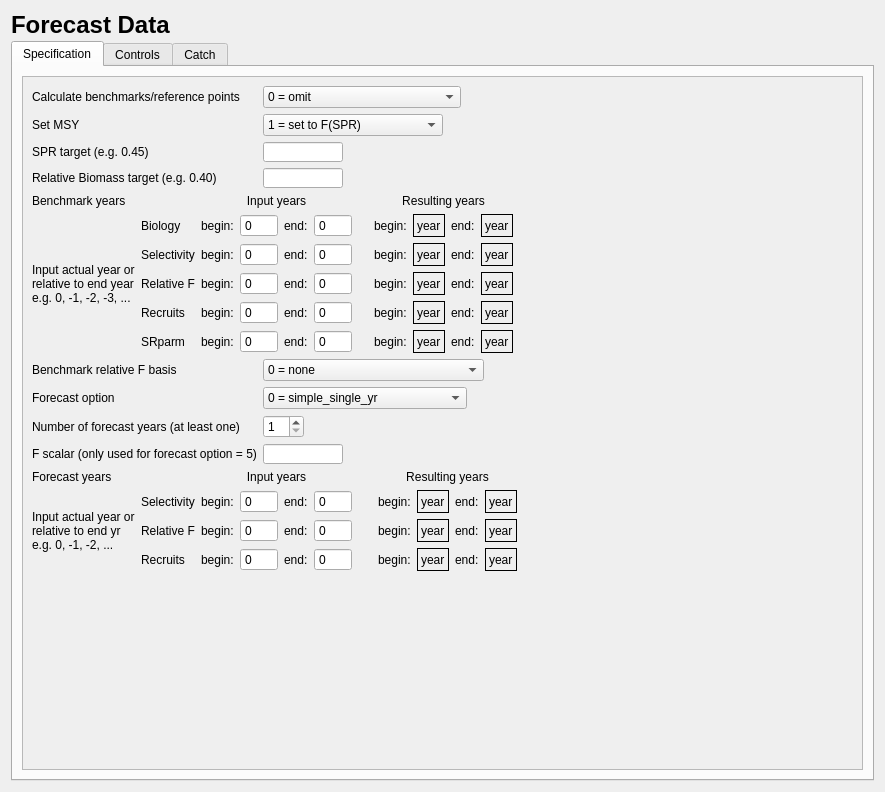
Above: src/forecast_widget.ui from nmfs-ost/ss3-ssi before the change. Below: the same form after it.
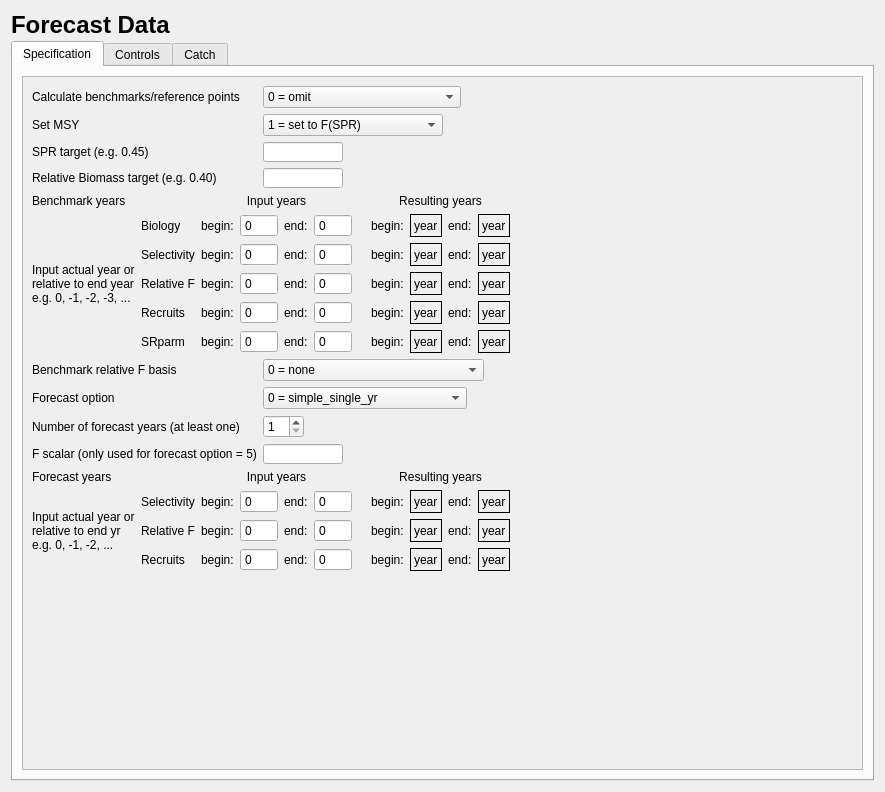
That is the form after the change. Icons and pictures are not drawn.

```diff
--- a/src/forecast_widget.ui
+++ b/src/forecast_widget.ui
@@ -586,7 +586,7 @@
                <item row="0" column="3">
                 <widget class="QLabel" name="label_4">
                  <property name="text">
-                  <string>   </string>
+                  <string/>
                  </property>
                 </widget>
                </item>
@@ -1164,7 +1164,7 @@
                <item row="1" column="3">
                 <widget class="QLabel" name="label_5">
                  <property name="text">
-                  <string>    </string>
+                  <string/>
                  </property>
                 </widget>
                </item>
```
